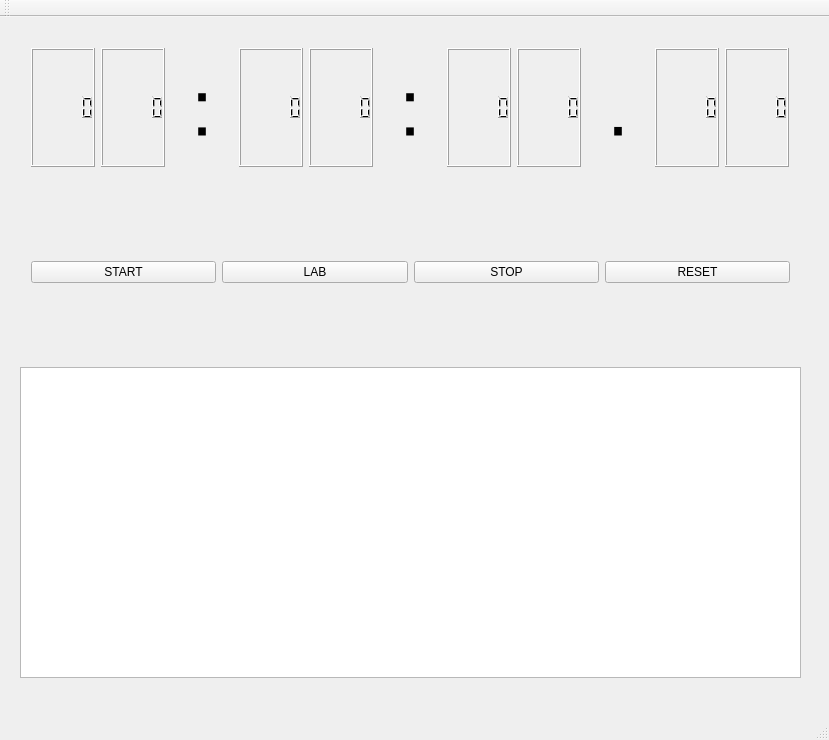
The window that QtStopwatch/QtStopwatch.ui (LSH0624/Stopwatch) describes before a commit, drawn with Qt 5.
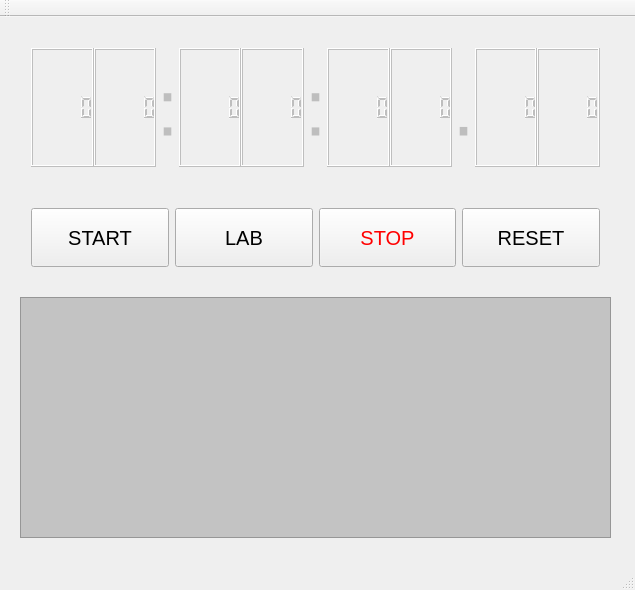
The same window after the commit.

Commit message:
버튼 비활성 기능 추가
각 상황 별 버튼 활성/비활성 기능 추가

```diff
--- a/QtStopwatch/QtStopwatch.ui
+++ b/QtStopwatch/QtStopwatch.ui
@@ -6,10 +6,28 @@
    <rect>
     <x>0</x>
     <y>0</y>
-    <width>829</width>
-    <height>740</height>
+    <width>635</width>
+    <height>590</height>
    </rect>
   </property>
+  <property name="sizePolicy">
+   <sizepolicy hsizetype="Fixed" vsizetype="Fixed">
+    <horstretch>0</horstretch>
+    <verstretch>0</verstretch>
+   </sizepolicy>
+  </property>
+  <property name="minimumSize">
+   <size>
+    <width>635</width>
+    <height>590</height>
+   </size>
+  </property>
+  <property name="maximumSize">
+   <size>
+    <width>635</width>
+    <height>590</height>
+   </size>
+  </property>
   <property name="windowTitle">
    <string>QtStopwatch</string>
   </property>
@@ -19,19 +37,33 @@
      <rect>
       <x>20</x>
       <y>20</y>
-      <width>780</width>
+      <width>591</width>
       <height>141</height>
      </rect>
     </property>
     <layout class="QHBoxLayout" name="horizontalLayout">
+     <property name="spacing">
+      <number>0</number>
+     </property>
      <item>
-      <widget class="QLCDNumber" name="lcd_H_1"/>
+      <widget class="QLCDNumber" name="lcd_H_1">
+       <property name="enabled">
+        <bool>false</bool>
+       </property>
+      </widget>
      </item>
      <item>
-      <widget class="QLCDNumber" name="lcd_H_2"/>
+      <widget class="QLCDNumber" name="lcd_H_2">
+       <property name="enabled">
+        <bool>false</bool>
+       </property>
+      </widget>
      </item>
      <item>
       <widget class="QLabel" name="label">
+       <property name="enabled">
+        <bool>false</bool>
+       </property>
        <property name="font">
         <font>
          <pointsize>60</pointsize>
@@ -46,13 +78,24 @@
       </widget>
      </item>
      <item>
-      <widget class="QLCDNumber" name="lcd_M_1"/>
+      <widget class="QLCDNumber" name="lcd_M_1">
+       <property name="enabled">
+        <bool>false</bool>
+       </property>
+      </widget>
      </item>
      <item>
-      <widget class="QLCDNumber" name="lcd_M_2"/>
+      <widget class="QLCDNumber" name="lcd_M_2">
+       <property name="enabled">
+        <bool>false</bool>
+       </property>
+      </widget>
      </item>
      <item>
       <widget class="QLabel" name="label_2">
+       <property name="enabled">
+        <bool>false</bool>
+       </property>
        <property name="font">
         <font>
          <pointsize>60</pointsize>
@@ -67,13 +110,24 @@
       </widget>
      </item>
      <item>
-      <widget class="QLCDNumber" name="lcd_S_1"/>
+      <widget class="QLCDNumber" name="lcd_S_1">
+       <property name="enabled">
+        <bool>false</bool>
+       </property>
+      </widget>
      </item>
      <item>
-      <widget class="QLCDNumber" name="lcd_S_2"/>
+      <widget class="QLCDNumber" name="lcd_S_2">
+       <property name="enabled">
+        <bool>false</bool>
+       </property>
+      </widget>
      </item>
      <item>
       <widget class="QLabel" name="label_3">
+       <property name="enabled">
+        <bool>false</bool>
+       </property>
        <property name="font">
         <font>
          <pointsize>60</pointsize>
@@ -88,10 +142,18 @@
       </widget>
      </item>
      <item>
-      <widget class="QLCDNumber" name="lcd_ms_1"/>
+      <widget class="QLCDNumber" name="lcd_ms_1">
+       <property name="enabled">
+        <bool>false</bool>
+       </property>
+      </widget>
      </item>
      <item>
-      <widget class="QLCDNumber" name="lcd_ms_2"/>
+      <widget class="QLCDNumber" name="lcd_ms_2">
+       <property name="enabled">
+        <bool>false</bool>
+       </property>
+      </widget>
      </item>
     </layout>
    </widget>
@@ -100,15 +162,15 @@
      <rect>
       <x>20</x>
       <y>180</y>
-      <width>781</width>
-      <height>151</height>
+      <width>591</width>
+      <height>81</height>
      </rect>
     </property>
     <layout class="QHBoxLayout" name="horizontalLayout_2">
      <item>
       <widget class="QPushButton" name="pushButton_Start">
        <property name="sizePolicy">
-        <sizepolicy hsizetype="Minimum" vsizetype="Fixed">
+        <sizepolicy hsizetype="Minimum" vsizetype="Minimum">
          <horstretch>0</horstretch>
          <verstretch>0</verstretch>
         </sizepolicy>
@@ -119,6 +181,11 @@
          <height>0</height>
         </size>
        </property>
+       <property name="font">
+        <font>
+         <pointsize>15</pointsize>
+        </font>
+       </property>
        <property name="text">
         <string>START</string>
        </property>
@@ -126,6 +193,17 @@
      </item>
      <item>
       <widget class="QPushButton" name="pushButton_Lab">
+       <property name="sizePolicy">
+        <sizepolicy hsizetype="Minimum" vsizetype="Minimum">
+         <horstretch>0</horstretch>
+         <verstretch>0</verstretch>
+        </sizepolicy>
+       </property>
+       <property name="font">
+        <font>
+         <pointsize>15</pointsize>
+        </font>
+       </property>
        <property name="text">
         <string>LAB</string>
        </property>
@@ -133,6 +211,20 @@
      </item>
      <item>
       <widget class="QPushButton" name="pushButton_Stop">
+       <property name="sizePolicy">
+        <sizepolicy hsizetype="Minimum" vsizetype="Minimum">
+         <horstretch>0</horstretch>
+         <verstretch>0</verstretch>
+        </sizepolicy>
+       </property>
+       <property name="font">
+        <font>
+         <pointsize>15</pointsize>
+        </font>
+       </property>
+       <property name="styleSheet">
+        <string notr="true">color: rgb(255, 0, 0);</string>
+       </property>
        <property name="text">
         <string>STOP</string>
        </property>
@@ -140,6 +232,20 @@
      </item>
      <item>
       <widget class="QPushButton" name="pushButton_Reset">
+       <property name="enabled">
+        <bool>true</bool>
+       </property>
+       <property name="sizePolicy">
+        <sizepolicy hsizetype="Minimum" vsizetype="Minimum">
+         <horstretch>0</horstretch>
+         <verstretch>0</verstretch>
+        </sizepolicy>
+       </property>
+       <property name="font">
+        <font>
+         <pointsize>15</pointsize>
+        </font>
+       </property>
        <property name="text">
         <string>RESET</string>
        </property>
@@ -148,14 +254,25 @@
     </layout>
    </widget>
    <widget class="QPlainTextEdit" name="plainTextEdit">
+    <property name="enabled">
+     <bool>false</bool>
+    </property>
     <property name="geometry">
      <rect>
       <x>20</x>
-      <y>350</y>
-      <width>781</width>
-      <height>311</height>
+      <y>280</y>
+      <width>591</width>
+      <height>241</height>
      </rect>
     </property>
+    <property name="font">
+     <font>
+      <pointsize>20</pointsize>
+     </font>
+    </property>
+    <property name="styleSheet">
+     <string notr="true">background-color: rgb(195, 195, 195);</string>
+    </property>
    </widget>
   </widget>
   <widget class="QMenuBar" name="menuBar">
```
Left out of the diff: 2 changed lines with no effect on the pictures. The commit also changes 5 other files.
